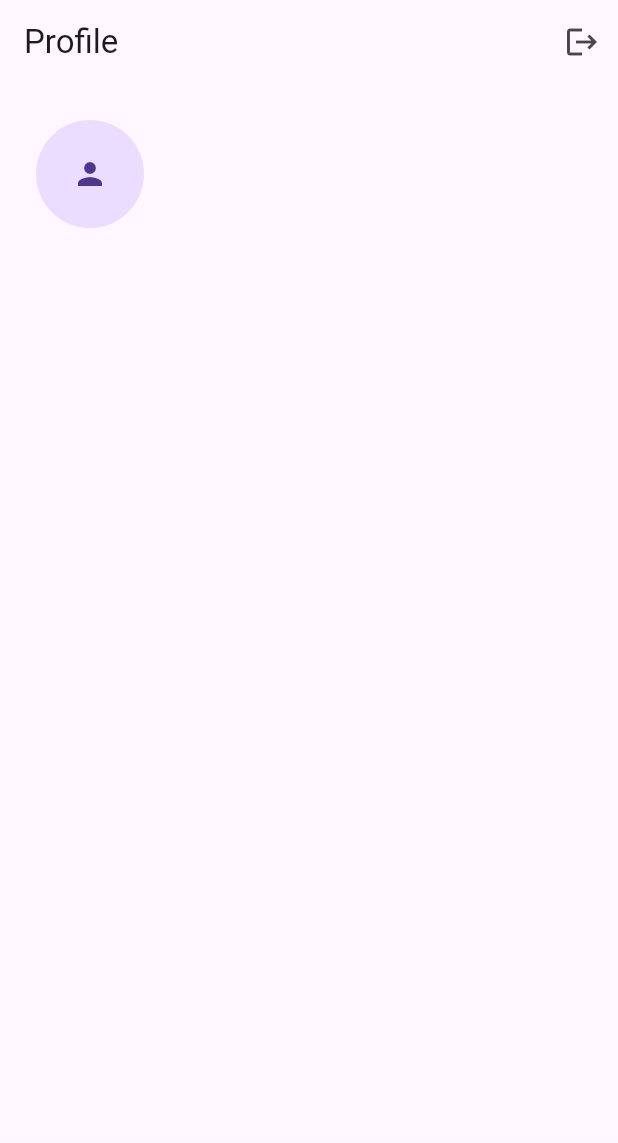
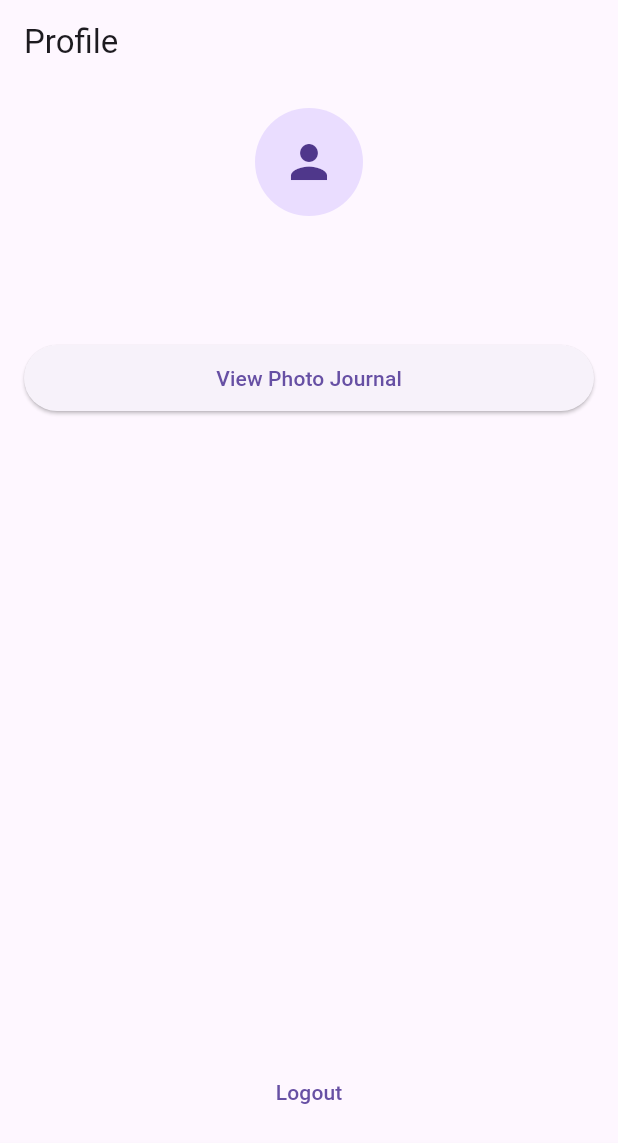
Before and after one commit to mohitkokane3900/beast_lifting_app, a Flutter app: the screen it shows once a user with an empty profile is signed in, item 4 of the bottom bar chosen, on a phone screen of 412 x 824 dp. Shown: the top 1143 px of the screen. Run offline on Flutter 3.47's test engine with Material 3 defaults, Android fonts, the light colour scheme and no system bars; our stand-ins replace cloud_firestore, firebase_auth, firebase_core; accounts and stored records are empty.

Commit message:
Add photo journal timeline screen

```diff
--- /dev/null
+++ b/lib/models/photo_entry.dart
@@ -0,0 +1,34 @@
+class PhotoEntry {
+  final String id;
+  final String userId;
+  final String? workoutId;
+  final String imageUrl;
+  final String? note;
+  final String visibility;
+  final bool blurred;
+  final DateTime createdAt;
+
+  PhotoEntry({
+    required this.id,
+    required this.userId,
+    required this.workoutId,
+    required this.imageUrl,
+    required this.note,
+    required this.visibility,
+    required this.blurred,
+    required this.createdAt,
+  });
+
+  factory PhotoEntry.fromMap(String id, Map<String, dynamic> m) {
+    return PhotoEntry(
+      id: id,
+      userId: m['userId'] as String? ?? '',
+      workoutId: m['workoutId'] as String?,
+      imageUrl: m['imageUrl'] as String? ?? '',
+      note: m['note'] as String?,
+      visibility: m['visibility'] as String? ?? 'private',
+      blurred: m['blurred'] as bool? ?? false,
+      createdAt: DateTime.parse(m['createdAt'] as String),
+    );
+  }
+}
--- a/lib/screens/profile/profile_screen.dart
+++ b/lib/screens/profile/profile_screen.dart
@@ -2,6 +2,7 @@
 import '../../services/auth_service.dart';
 import '../../services/firestore_service.dart';
 import '../../models/app_user.dart';
+import '../photos/photo_journal_screen.dart';
 
 class ProfileScreen extends StatefulWidget {
   const ProfileScreen({super.key});
@@ -13,7 +14,6 @@
 class _ProfileScreenState extends State<ProfileScreen> {
   final auth = AuthService();
   final store = FirestoreService();
-
   AppUser? user;
   bool loading = true;
 
@@ -43,28 +43,21 @@
 
     if (user == null) {
       return const Scaffold(
-        body: Center(child: Text('No profile found')),
+        body: Center(child: Text('No profile')),
       );
     }
 
     return Scaffold(
-      appBar: AppBar(
-        title: const Text('Profile'),
-        actions: [
-          IconButton(
-            onPressed: () async {
-              await auth.signOut();
-            },
-            icon: const Icon(Icons.logout),
-          ),
-        ],
-      ),
+      appBar: AppBar(title: const Text('Profile')),
       body: Padding(
-        padding: const EdgeInsets.all(24),
+        padding: const EdgeInsets.all(16),
         child: Column(
           children: [
-            const CircleAvatar(radius: 36, child: Icon(Icons.person)),
-            const SizedBox(height: 12),
+            const CircleAvatar(
+              radius: 36,
+              child: Icon(Icons.person, size: 36),
+            ),
+            const SizedBox(height: 8),
             Text(
               user!.name,
               style: const TextStyle(
@@ -74,6 +67,33 @@
             ),
             const SizedBox(height: 4),
             Text(user!.email),
+            const SizedBox(height: 24),
+            SizedBox(
+              width: double.infinity,
+              height: 44,
+              child: ElevatedButton(
+                onPressed: () {
+                  Navigator.push(
+                    context,
+                    MaterialPageRoute(
+                      builder: (_) => const PhotoJournalScreen(),
+                    ),
+                  );
+                },
+                child: const Text('View Photo Journal'),
+              ),
+            ),
+            const Spacer(),
+            SizedBox(
+              width: double.infinity,
+              height: 44,
+              child: TextButton(
+                onPressed: () async {
+                  await auth.signOut();
+                },
+                child: const Text('Logout'),
+              ),
+            ),
           ],
         ),
       ),
```
Also changed, not shown: lib/screens/photos/photo_journal_screen.dart (added, +108 -0 lines), lib/services/firestore_service.dart (+13 -3 lines).
